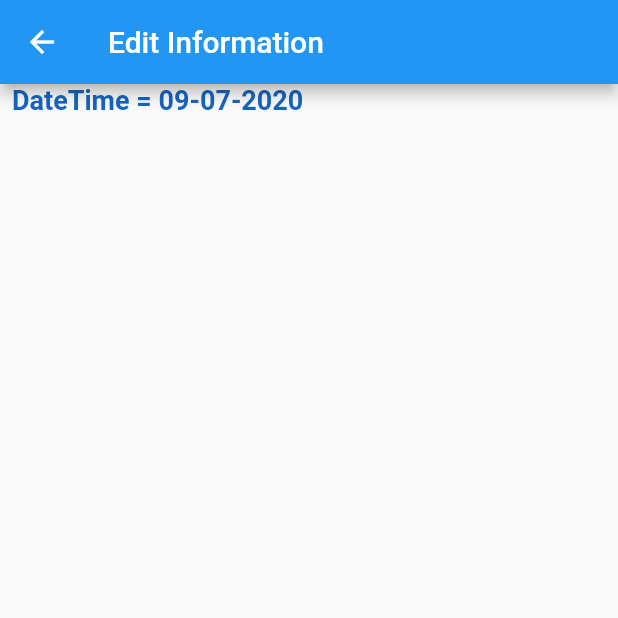
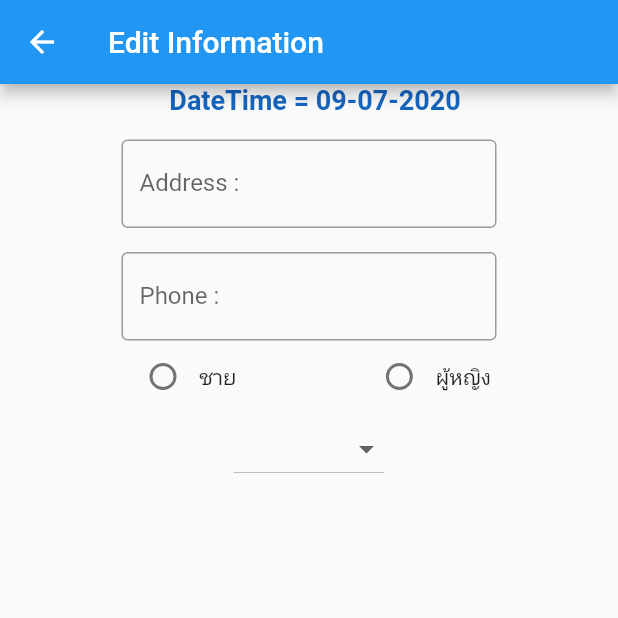
Before and after one commit to dchatchai/OneRC, a Flutter app: the EditInfoShop screen opened directly, on a phone screen of 412 x 824 dp, the top half of it. Run offline on Flutter 3.47's test engine with Material 2 defaults, Android fonts, the phone set to English and light mode, and no system bars; our stand-ins replace dio, shared_preferences; accounts and stored records are empty; statements that could not run were skipped.

Commit message:
Edit Info

```diff
--- a/lib/page/add_info_shop.dart
+++ b/lib/page/add_info_shop.dart
@@ -13,19 +13,15 @@ class AddInfoShop extends StatefulWidget {
 
 class _AddInfoShopState extends State<AddInfoShop> {
   String dateTimeString, gender, educateString, address, phone, id;
-  List<String> educate = [
-    'ต่ำกว่า ป.6',
-    'มัธยมต้น',
-    'มัธยมปลาย',
-    'ป.ตรี',
-    'ป.โท',
-    'ป.เอก'
-  ];
+  List<String> educate;
 
   @override
   void initState() {
     // TODO: implement initState
     super.initState();
+
+    educate = MyConstant().educate;
+
     findId();
     findCurrentTime();
   }
--- a/lib/page/edit_info_shop.dart
+++ b/lib/page/edit_info_shop.dart
@@ -1,6 +1,7 @@
 import 'package:flutter/material.dart';
 import 'package:intl/intl.dart';
 import 'package:onerc/models/user_model.dart';
+import 'package:onerc/utility/my_constant.dart';
 import 'package:onerc/utility/my_style.dart';
 
 class EditInfoShop extends StatefulWidget {
@@ -15,6 +16,7 @@ class EditInfoShop extends StatefulWidget {
 class _EditInfoShopState extends State<EditInfoShop> {
   UserModel userModel;
   String dateTimeString, gender, educateString, address, phone, id;
+  List<String> educate;
 
   @override
   void initState() {
@@ -28,6 +30,8 @@ class _EditInfoShopState extends State<EditInfoShop> {
     phone = userModel.phone;
     id = userModel.id;
     findCurrentTime();
+
+    educate = MyConstant().educate;
   }
 
   Future<Null> findCurrentTime() async {
@@ -43,9 +47,100 @@ class _EditInfoShopState extends State<EditInfoShop> {
       appBar: AppBar(
         title: Text('Edit Information'),
       ),
-      body: Column(
-        children: <Widget>[MyStyle().showTextH2('DateTime = $dateTimeString')],
+      body: Center(
+        child: Column(
+          children: <Widget>[
+            showDate(),
+            addressForm(),
+            phoneForm(),
+            genderGroup(),
+            educationDropdown(),
+          ],
+        ),
       ),
     );
   }
+
+  Container educationDropdown() => Container(
+        child: DropdownButton<String>(
+          value: educateString,
+          items: educate
+              .map(
+                (e) => DropdownMenuItem(
+                  child: Text(e),
+                  value: e,
+                ),
+              )
+              .toList(),
+          onChanged: (value) {
+            setState(() {
+              educateString = value;
+            });
+          },
+        ),
+      );
+
+  Container genderGroup() => Container(
+        child: Row(
+          mainAxisAlignment: MainAxisAlignment.spaceEvenly,
+          children: <Widget>[
+            maleRadio(),
+            femaleRadio(),
+          ],
+        ),
+      );
+
+  Row maleRadio() {
+    return Row(
+      children: <Widget>[
+        Radio(
+          value: 'Male',
+          groupValue: gender,
+          onChanged: (value) {
+            setState(() {
+              gender = value;
+            });
+          },
+        ),
+        Text('ชาย'),
+      ],
+    );
+  }
+
+  Row femaleRadio() {
+    return Row(
+      children: <Widget>[
+        Radio(
+          value: 'Female',
+          groupValue: gender,
+          onChanged: (value) {
+            setState(() {
+              gender = value;
+            });
+          },
+        ),
+        Text('ผู้หญิง'),
+      ],
+    );
+  }
+
+  Widget addressForm() => Container(
+        margin: EdgeInsets.only(top: 16),
+        width: 250,
+        child: TextFormField(
+          initialValue: address,
+          decoration: MyStyle().myInputDecoration('Address : '),
+        ),
+      );
+
+  Widget phoneForm() => Container(
+        margin: EdgeInsets.only(top: 16),
+        width: 250,
+        child: TextFormField(
+          initialValue: phone,
+          decoration: MyStyle().myInputDecoration('Phone : '),
+        ),
+      );
+
+  Widget showDate() => MyStyle().showTextH2('DateTime = $dateTimeString');
 }
--- a/lib/utility/my_constant.dart
+++ b/lib/utility/my_constant.dart
@@ -1,5 +1,14 @@
 class MyConstant {
-  String domain = 'http://7c16a5e7676e.ngrok.io';
+  String domain = 'http://e8e82fd50239.ngrok.io';
+
+  List<String> educate = [
+    'ต่ำกว่า ป.6',
+    'มัธยมต้น',
+    'มัธยมปลาย',
+    'ป.ตรี',
+    'ป.โท',
+    'ป.เอก'
+  ];
 
   MyConstant();
 
```
